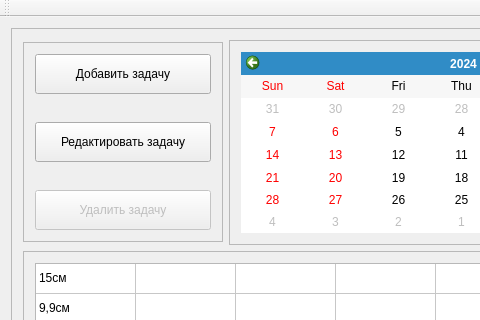
Old version of the form src/mainwindow.ui in the repository Gentser/Keknaizer; both pictures show x 0 to 480 and y 0 to 320 of the 782 by 621 pixel window.
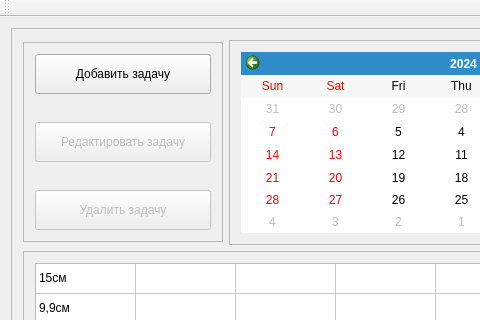
New version of the form.

Commit message: Edit timelineItem from Gui #63

```diff
--- a/src/mainwindow.ui
+++ b/src/mainwindow.ui
@@ -81,6 +81,9 @@
             </item>
             <item>
              <widget class="QPushButton" name="PushButton_editTask">
+              <property name="enabled">
+               <bool>false</bool>
+              </property>
               <property name="minimumSize">
                <size>
                 <width>0</width>
```
Left out of the diff: 2 changed lines with no effect on the pictures. The commit also changes 5 other files.
